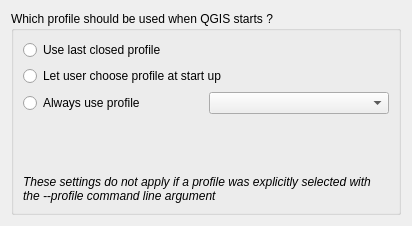
Old version of the form src/ui/qgsuserprofileoptionswidgetbase.ui in the repository qgis/QGIS.
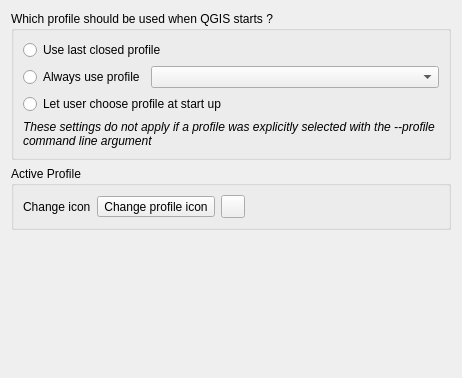
New version of the form. Icons and pictures are not drawn.

Commit message: Allow setting the profile icon

Diff of the .ui file:
```diff
--- a/src/ui/qgsuserprofileoptionswidgetbase.ui
+++ b/src/ui/qgsuserprofileoptionswidgetbase.ui
@@ -6,8 +6,8 @@
    <rect>
     <x>0</x>
     <y>0</y>
-    <width>412</width>
-    <height>226</height>
+    <width>462</width>
+    <height>378</height>
    </rect>
   </property>
   <property name="windowTitle">
@@ -20,17 +20,7 @@
       <string>Which profile should be used when QGIS starts ?</string>
      </property>
      <layout class="QGridLayout" name="gridLayout">
-      <item row="2" column="0">
-       <widget class="QRadioButton" name="mDefaultProfile">
-        <property name="text">
-         <string>Always use profile</string>
-        </property>
-       </widget>
-      </item>
-      <item row="2" column="1">
-       <widget class="QComboBox" name="mDefaultProfileComboBox"/>
-      </item>
-      <item row="4" column="0" colspan="2">
+      <item row="5" column="0" colspan="2">
        <widget class="QLabel" name="label">
         <property name="font">
          <font>
@@ -49,36 +39,113 @@
         </property>
        </widget>
       </item>
-      <item row="0" column="0">
+      <item row="2" column="0" colspan="2">
+       <widget class="QRadioButton" name="mAskUser">
+        <property name="text">
+         <string>Let user choose profile at start up</string>
+        </property>
+       </widget>
+      </item>
+      <item row="1" column="0">
+       <widget class="QRadioButton" name="mDefaultProfile">
+        <property name="text">
+         <string>Always use profile</string>
+        </property>
+       </widget>
+      </item>
+      <item row="1" column="1">
+       <widget class="QComboBox" name="mDefaultProfileComboBox">
+        <property name="sizePolicy">
+         <sizepolicy hsizetype="Expanding" vsizetype="Fixed">
+          <horstretch>0</horstretch>
+          <verstretch>0</verstretch>
+         </sizepolicy>
+        </property>
+       </widget>
+      </item>
+      <item row="0" column="0" colspan="2">
        <widget class="QRadioButton" name="mLastProfile">
         <property name="text">
          <string>Use last closed profile</string>
         </property>
        </widget>
       </item>
-      <item row="3" column="0">
-       <spacer name="verticalSpacer">
+     </layout>
+    </widget>
+   </item>
+   <item>
+    <widget class="QGroupBox" name="mActiveProfileGroupBox">
+     <property name="title">
+      <string>Active Profile</string>
+     </property>
+     <layout class="QHBoxLayout" name="horizontalLayout">
+      <item>
+       <widget class="QLabel" name="mChangeIconLabel">
+        <property name="text">
+         <string>Change icon</string>
+        </property>
+       </widget>
+      </item>
+      <item>
+       <widget class="QToolButton" name="mChangeIconButton">
+        <property name="toolTip">
+         <string/>
+        </property>
+        <property name="text">
+         <string>Change profile icon</string>
+        </property>
+        <property name="icon">
+         <iconset resource="../../images/images.qrc">
+          <normaloff>:/images/themes/default/user.svg</normaloff>:/images/themes/default/user.svg</iconset>
+        </property>
+        <property name="iconSize">
+         <size>
+          <width>32</width>
+          <height>32</height>
+         </size>
+        </property>
+       </widget>
+      </item>
+      <item>
+       <widget class="QToolButton" name="mResetIconButton">
+        <property name="toolTip">
+         <string>Reset icon</string>
+        </property>
+        <property name="icon">
+         <iconset resource="../../images/images.qrc">
+          <normaloff>:/images/themes/default/mActionRefresh.svg</normaloff>:/images/themes/default/mActionRefresh.svg</iconset>
+        </property>
+       </widget>
+      </item>
+      <item>
+       <spacer name="horizontalSpacer">
         <property name="orientation">
-         <enum>Qt::Vertical</enum>
+         <enum>Qt::Horizontal</enum>
         </property>
         <property name="sizeHint" stdset="0">
          <size>
-          <width>20</width>
-          <height>40</height>
+          <width>40</width>
+          <height>20</height>
          </size>
         </property>
        </spacer>
       </item>
-      <item row="1" column="0" colspan="2">
-       <widget class="QRadioButton" name="mAskUser">
-        <property name="text">
-         <string>Let user choose profile at start up</string>
-        </property>
-       </widget>
-      </item>
      </layout>
     </widget>
    </item>
+   <item>
+    <spacer name="verticalSpacer">
+     <property name="orientation">
+      <enum>Qt::Vertical</enum>
+     </property>
+     <property name="sizeHint" stdset="0">
+      <size>
+       <width>20</width>
+       <height>40</height>
+      </size>
+     </property>
+    </spacer>
+   </item>
   </layout>
  </widget>
  <resources/>
```
Left out of the diff: 14 changed lines with no effect on the pictures. The commit also changes 3 other files.
